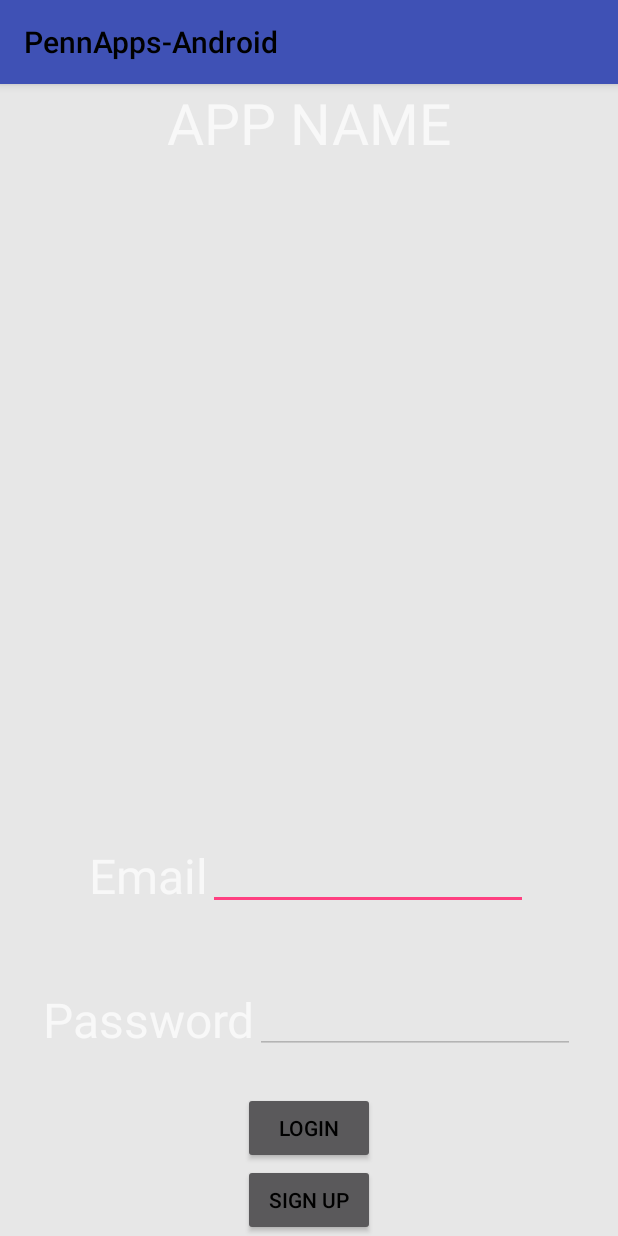
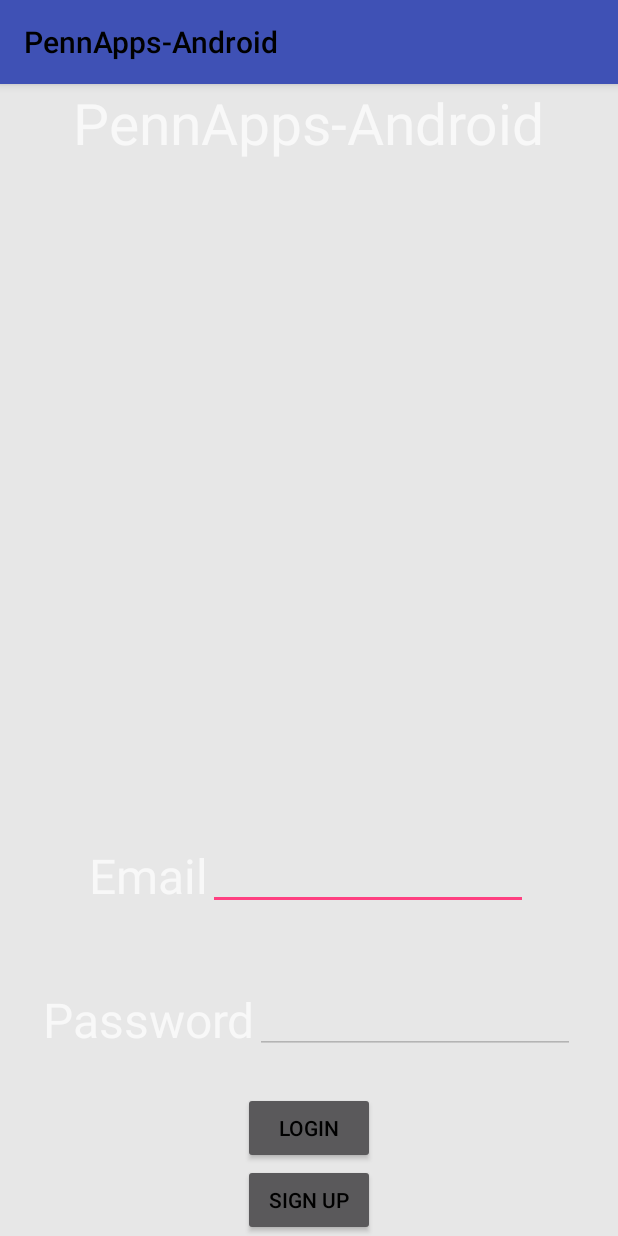
Before and after one commit to AlstonLin/PennApps-Android, an Android app: the screen it shows after launch (MainActivity), on a phone screen of 412 x 824 dp. Run offline under Robolectric (Android 15) with nearby library versions, the phone set to English and light mode, and no system bars.

Commit message:
Added app name to string

```diff
--- a/app/src/main/res/layout/activity_main.xml
+++ b/app/src/main/res/layout/activity_main.xml
@@ -10,7 +10,7 @@
         android:layout_width="wrap_content"
         android:layout_height="0dp"
         android:layout_weight="5"
-        android:text="APP NAME"
+        android:text="@string/app_name"
         android:textSize="38sp"
         android:layout_gravity="center_horizontal"
         android:id="@+id/textView" />
@@ -35,6 +35,7 @@
     </LinearLayout>
 
     <LinearLayout
+
         android:layout_width="match_parent"
         android:layout_height="0dp"
         android:gravity="center"
--- a/app/src/main/res/layout/buy_message.xml
+++ b/app/src/main/res/layout/buy_message.xml
@@ -43,5 +43,4 @@
         android:layout_above="@+id/listView"
         android:layout_alignEnd="@+id/send" />
 
-
 </RelativeLayout>
```
